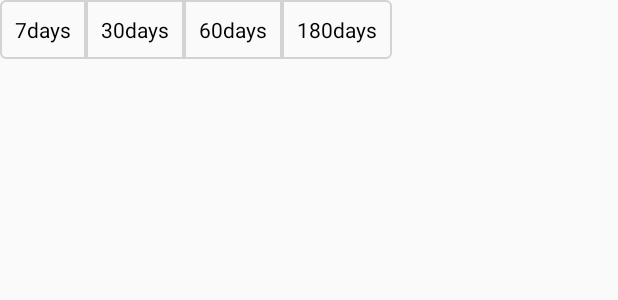
After one commit to Beehordun/BitsBytes, an Android app: the layout view_duration_selection.xml on its own in the app's theme, with its tools: preview values and no code run, on a phone screen of 412 x 824 dp. The commit adds this screen. Shown: the top 300 px of the screen. Run offline under Robolectric (Android 15) with nearby library versions, the phone set to English and light mode, and no system bars; network calls fail.

Commit message:
Add custom duration view

```diff
--- a/app/src/main/java/com/biodun/blockchainmarket/ui/BitcoinChartActivity.kt
+++ b/app/src/main/java/com/biodun/blockchainmarket/ui/BitcoinChartActivity.kt
@@ -52,6 +52,9 @@ class BitcoinChartActivity : AppCompatActivity() {
     private fun configureView() {
         bitcoinChartViewModel.getBitcoinData(DurationUtil.default)
         observeBitcoinChartLiveData()
+        durationView.setOnDurationSelectedListener {
+            bitcoinChartViewModel.getBitcoinData(it)
+        }
     }
 
     private fun observeBitcoinChartLiveData() {
--- a/core/src/main/java/com/biodun/core/utils/DurationUtil.kt
+++ b/core/src/main/java/com/biodun/core/utils/DurationUtil.kt
@@ -2,4 +2,7 @@ package com.biodun.core.utils
 
 object DurationUtil {
     const val default = "7days"
+    const val thirtyDays = "30days"
+    const val sixtyDays = "60days"
+    const val oneHundredAndEightyDays = "180days"
 }
--- /dev/null
+++ b/core/src/main/res/drawable/rectangle_normal.xml
@@ -0,0 +1,5 @@
+<?xml version="1.0" encoding="utf-8"?>
+<shape xmlns:android="http://schemas.android.com/apk/res/android"
+    android:shape="rectangle">
+    <stroke android:width="1dp" android:color="@color/light_gray"/>
+</shape>
--- /dev/null
+++ b/core/src/main/res/drawable/rectangle_rounded_end_normal.xml
@@ -0,0 +1,6 @@
+<?xml version="1.0" encoding="utf-8"?>
+<shape xmlns:android="http://schemas.android.com/apk/res/android"
+    android:shape="rectangle">
+    <stroke android:width="1dp" android:color="@color/light_gray"/>
+    <corners android:topRightRadius="3dp" android:bottomRightRadius="3dp"/>
+</shape>
--- /dev/null
+++ b/core/src/main/res/drawable/rectangle_rounded_start_normal.xml
@@ -0,0 +1,6 @@
+<?xml version="1.0" encoding="utf-8"?>
+<shape xmlns:android="http://schemas.android.com/apk/res/android"
+    android:shape="rectangle">
+    <stroke android:width="1dp" android:color="@color/light_gray"/>
+    <corners android:topLeftRadius="3dp" android:bottomLeftRadius="3dp"/>
+</shape>
--- /dev/null
+++ b/core/src/main/res/drawable/rectangle_selected.xml
@@ -0,0 +1,6 @@
+<?xml version="1.0" encoding="utf-8"?>
+<shape xmlns:android="http://schemas.android.com/apk/res/android"
+    android:shape="rectangle">
+    <stroke android:width="1dp" android:color="@color/light_gray"/>
+    <solid android:color="@color/selected_background_color"/>
+</shape>
--- /dev/null
+++ b/core/src/main/res/layout/view_duration_selection.xml
@@ -0,0 +1,59 @@
+<?xml version="1.0" encoding="utf-8"?>
+<androidx.constraintlayout.widget.ConstraintLayout xmlns:android="http://schemas.android.com/apk/res/android"
+    xmlns:app="http://schemas.android.com/apk/res-auto"
+    xmlns:tools="http://schemas.android.com/tools"
+    android:layout_width="match_parent"
+    android:layout_height="match_parent">
+
+    <TextView
+        android:id="@+id/sevenDaysTextView"
+        android:layout_width="wrap_content"
+        android:layout_height="wrap_content"
+        android:background="@drawable/rectangle_rounded_start_normal"
+        android:padding="@dimen/text_padding"
+        android:text="@string/sevenDays"
+        android:textColor="@color/black"
+        app:layout_constraintEnd_toStartOf="@id/thirtyDaysTextView"
+        app:layout_constraintStart_toStartOf="parent"
+        app:layout_constraintTop_toTopOf="parent"
+        tools:text="7days" />
+
+    <TextView
+        android:id="@+id/thirtyDaysTextView"
+        android:layout_width="wrap_content"
+        android:layout_height="wrap_content"
+        android:background="@drawable/rectangle_normal"
+        android:padding="@dimen/text_padding"
+        android:text="@string/thirtyDays"
+        android:textColor="@color/black"
+        app:layout_constraintEnd_toStartOf="@id/sixtyDaysTextView"
+        app:layout_constraintStart_toEndOf="@id/sevenDaysTextView"
+        app:layout_constraintTop_toTopOf="parent"
+        tools:text="30days" />
+
+    <TextView
+        android:id="@+id/sixtyDaysTextView"
+        android:layout_width="wrap_content"
+        android:layout_height="wrap_content"
+        android:background="@drawable/rectangle_normal"
+        android:padding="@dimen/text_padding"
+        android:text="@string/sixtyDays"
+        android:textColor="@color/black"
+        app:layout_constraintEnd_toStartOf="@id/oneHundredAndEightyDaysTextView"
+        app:layout_constraintStart_toEndOf="@id/thirtyDaysTextView"
+        app:layout_constraintTop_toTopOf="parent"
+        tools:text="60days" />
+
+    <TextView
+        android:id="@+id/oneHundredAndEightyDaysTextView"
+        android:layout_width="wrap_content"
+        android:layout_height="wrap_content"
+        android:background="@drawable/rectangle_rounded_end_normal"
+        android:padding="@dimen/text_padding"
+        android:text="@string/oneHundredAndEightyDays"
+        android:textColor="@color/black"
+        app:layout_constraintStart_toEndOf="@id/sixtyDaysTextView"
+        app:layout_constraintTop_toTopOf="parent"
+        tools:text="180days" />
+
+</androidx.constraintlayout.widget.ConstraintLayout>
--- /dev/null
+++ b/core/src/main/res/values/dimens.xml
@@ -0,0 +1,4 @@
+<?xml version="1.0" encoding="utf-8"?>
+<resources>
+    <dimen name="text_padding">10dp</dimen>
+</resources>
--- /dev/null
+++ b/core/src/main/res/values/strings.xml
@@ -0,0 +1,7 @@
+<?xml version="1.0" encoding="utf-8"?>
+<resources>
+    <string name="sevenDays">7days</string>
+    <string name="thirtyDays">30days</string>
+    <string name="sixtyDays">60days</string>
+    <string name="oneHundredAndEightyDays">180days</string>
+</resources>
```
Also changed, not shown: app/src/main/res/layout/activity_bitcoin_chart.xml (+9 -0 lines), core/src/main/java/com/biodun/core/sharedView/DurationSelectionView.kt (added, +97 -0 lines), core/src/main/res/drawable/rectangle_rounded_end_selected.xml (added, +7 -0 lines), core/src/main/res/drawable/rectangle_rounded_start_selected.xml (added, +7 -0 lines), core/src/main/res/values/colors.xml (added, +10 -0 lines).
